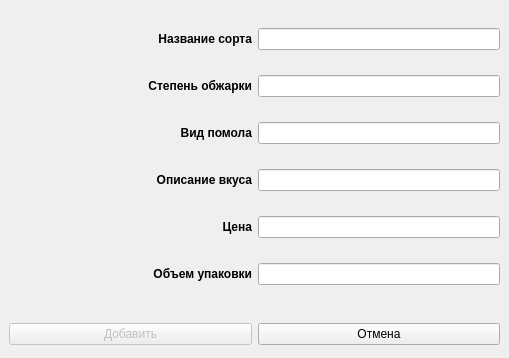
This is addEditCoffeeForm.ui in Goog124/coffee as Qt 5 draws it before an edit. The edited form follows.
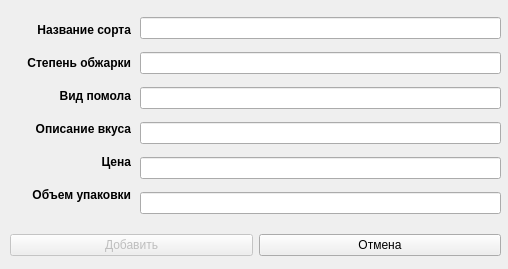
This is the edited form.

Commit message: Капучино (добавление в базу данных)

What changed in the file:
```diff
--- a/addEditCoffeeForm.ui
+++ b/addEditCoffeeForm.ui
@@ -6,25 +6,58 @@
    <rect>
     <x>0</x>
     <y>0</y>
-    <width>509</width>
-    <height>358</height>
+    <width>508</width>
+    <height>269</height>
    </rect>
   </property>
+  <property name="sizePolicy">
+   <sizepolicy hsizetype="Fixed" vsizetype="Fixed">
+    <horstretch>0</horstretch>
+    <verstretch>0</verstretch>
+   </sizepolicy>
+  </property>
   <property name="windowTitle">
    <string>Добавить кофу</string>
   </property>
-  <widget class="QWidget" name="verticalLayoutWidget">
+  <widget class="QWidget" name="horizontalLayoutWidget_7">
    <property name="geometry">
     <rect>
-     <x>9</x>
-     <y>9</y>
+     <x>10</x>
+     <y>230</y>
      <width>491</width>
-     <height>301</height>
+     <height>31</height>
     </rect>
    </property>
-   <layout class="QVBoxLayout" name="verticalLayout">
+   <layout class="QHBoxLayout" name="horizontalLayout_7">
     <item>
-     <layout class="QHBoxLayout" name="horizontalLayout" stretch="0,0">
+     <widget class="QPushButton" name="addButton">
+      <property name="enabled">
+       <bool>false</bool>
+      </property>
+      <property name="text">
+       <string>Добавить</string>
+      </property>
+     </widget>
+    </item>
+    <item>
+     <widget class="QPushButton" name="cancelButton">
+      <property name="text">
+       <string>Отмена</string>
+      </property>
+     </widget>
+    </item>
+   </layout>
+  </widget>
+  <widget class="QWidget" name="verticalLayoutWidget_2">
+   <property name="geometry">
+    <rect>
+     <x>10</x>
+     <y>10</y>
+     <width>121</width>
+     <height>211</height>
+    </rect>
+   </property>
+   <layout class="QVBoxLayout" name="verticalLayout_2">
       <property name="sizeConstraint">
        <enum>QLayout::SetDefaultConstraint</enum>
       </property>
@@ -34,7 +67,7 @@
          <bool>true</bool>
         </property>
         <property name="sizePolicy">
-         <sizepolicy hsizetype="Expanding" vsizetype="Preferred">
+       <sizepolicy hsizetype="Expanding" vsizetype="Fixed">
           <horstretch>0</horstretch>
           <verstretch>0</verstretch>
          </sizepolicy>
@@ -54,23 +87,9 @@
        </widget>
       </item>
       <item>
-       <widget class="QLineEdit" name="lineEdit_sort">
-        <property name="sizePolicy">
-         <sizepolicy hsizetype="Expanding" vsizetype="Fixed">
-          <horstretch>0</horstretch>
-          <verstretch>0</verstretch>
-         </sizepolicy>
-        </property>
-       </widget>
-      </item>
-     </layout>
-    </item>
-    <item>
-     <layout class="QHBoxLayout" name="horizontalLayout_4">
-      <item>
        <widget class="QLabel" name="label_4">
         <property name="sizePolicy">
-         <sizepolicy hsizetype="Expanding" vsizetype="Preferred">
+       <sizepolicy hsizetype="Expanding" vsizetype="Fixed">
           <horstretch>0</horstretch>
           <verstretch>0</verstretch>
          </sizepolicy>
@@ -90,23 +109,9 @@
        </widget>
       </item>
       <item>
-       <widget class="QLineEdit" name="lineEdit_degree">
-        <property name="sizePolicy">
-         <sizepolicy hsizetype="Expanding" vsizetype="Fixed">
-          <horstretch>0</horstretch>
-          <verstretch>0</verstretch>
-         </sizepolicy>
-        </property>
-       </widget>
-      </item>
-     </layout>
-    </item>
-    <item>
-     <layout class="QHBoxLayout" name="horizontalLayout_6">
-      <item>
        <widget class="QLabel" name="label_6">
         <property name="sizePolicy">
-         <sizepolicy hsizetype="Expanding" vsizetype="Preferred">
+       <sizepolicy hsizetype="Expanding" vsizetype="Fixed">
           <horstretch>0</horstretch>
           <verstretch>0</verstretch>
          </sizepolicy>
@@ -126,23 +131,9 @@
        </widget>
       </item>
       <item>
-       <widget class="QLineEdit" name="lineEdit_forma">
-        <property name="sizePolicy">
-         <sizepolicy hsizetype="Expanding" vsizetype="Fixed">
-          <horstretch>0</horstretch>
-          <verstretch>0</verstretch>
-         </sizepolicy>
-        </property>
-       </widget>
-      </item>
-     </layout>
-    </item>
-    <item>
-     <layout class="QHBoxLayout" name="horizontalLayout_5">
-      <item>
        <widget class="QLabel" name="label_5">
         <property name="sizePolicy">
-         <sizepolicy hsizetype="Expanding" vsizetype="Preferred">
+       <sizepolicy hsizetype="Expanding" vsizetype="Fixed">
           <horstretch>0</horstretch>
           <verstretch>0</verstretch>
          </sizepolicy>
@@ -162,23 +153,9 @@
        </widget>
       </item>
       <item>
-       <widget class="QLineEdit" name="lineEdit_description">
-        <property name="sizePolicy">
-         <sizepolicy hsizetype="Expanding" vsizetype="Fixed">
-          <horstretch>0</horstretch>
-          <verstretch>0</verstretch>
-         </sizepolicy>
-        </property>
-       </widget>
-      </item>
-     </layout>
-    </item>
-    <item>
-     <layout class="QHBoxLayout" name="horizontalLayout_3">
-      <item>
        <widget class="QLabel" name="label_3">
         <property name="sizePolicy">
-         <sizepolicy hsizetype="Expanding" vsizetype="Preferred">
+       <sizepolicy hsizetype="Expanding" vsizetype="Fixed">
           <horstretch>0</horstretch>
           <verstretch>0</verstretch>
          </sizepolicy>
@@ -198,23 +175,9 @@
        </widget>
       </item>
       <item>
-       <widget class="QLineEdit" name="lineEdit_price">
-        <property name="sizePolicy">
-         <sizepolicy hsizetype="Expanding" vsizetype="Fixed">
-          <horstretch>0</horstretch>
-          <verstretch>0</verstretch>
-         </sizepolicy>
-        </property>
-       </widget>
-      </item>
-     </layout>
-    </item>
-    <item>
-     <layout class="QHBoxLayout" name="horizontalLayout_2">
-      <item>
        <widget class="QLabel" name="label_2">
         <property name="sizePolicy">
-         <sizepolicy hsizetype="Expanding" vsizetype="Preferred">
+       <sizepolicy hsizetype="Expanding" vsizetype="Fixed">
           <horstretch>0</horstretch>
           <verstretch>0</verstretch>
          </sizepolicy>
@@ -233,6 +196,71 @@
         </property>
        </widget>
       </item>
+   </layout>
+  </widget>
+  <widget class="QWidget" name="verticalLayoutWidget_3">
+   <property name="geometry">
+    <rect>
+     <x>140</x>
+     <y>10</y>
+     <width>361</width>
+     <height>211</height>
+    </rect>
+   </property>
+   <layout class="QVBoxLayout" name="verticalLayout_3">
+    <property name="sizeConstraint">
+     <enum>QLayout::SetDefaultConstraint</enum>
+    </property>
+    <item>
+     <widget class="QLineEdit" name="lineEdit_sort">
+      <property name="sizePolicy">
+       <sizepolicy hsizetype="Expanding" vsizetype="Fixed">
+        <horstretch>0</horstretch>
+        <verstretch>0</verstretch>
+       </sizepolicy>
+      </property>
+     </widget>
+    </item>
+    <item>
+     <widget class="QLineEdit" name="lineEdit_degree">
+      <property name="sizePolicy">
+       <sizepolicy hsizetype="Expanding" vsizetype="Fixed">
+        <horstretch>0</horstretch>
+        <verstretch>0</verstretch>
+       </sizepolicy>
+      </property>
+     </widget>
+    </item>
+    <item>
+     <widget class="QLineEdit" name="lineEdit_forma">
+      <property name="sizePolicy">
+       <sizepolicy hsizetype="Expanding" vsizetype="Fixed">
+        <horstretch>0</horstretch>
+        <verstretch>0</verstretch>
+       </sizepolicy>
+      </property>
+     </widget>
+    </item>
+    <item>
+     <widget class="QLineEdit" name="lineEdit_description">
+      <property name="sizePolicy">
+       <sizepolicy hsizetype="Expanding" vsizetype="Fixed">
+        <horstretch>0</horstretch>
+        <verstretch>0</verstretch>
+       </sizepolicy>
+      </property>
+     </widget>
+    </item>
+    <item>
+     <widget class="QLineEdit" name="lineEdit_price">
+      <property name="sizePolicy">
+       <sizepolicy hsizetype="Expanding" vsizetype="Fixed">
+        <horstretch>0</horstretch>
+        <verstretch>0</verstretch>
+       </sizepolicy>
+      </property>
+     </widget>
+    </item>
       <item>
        <widget class="QLineEdit" name="lineEdit_size">
         <property name="sizePolicy">
@@ -240,37 +268,6 @@
           <horstretch>0</horstretch>
           <verstretch>0</verstretch>
          </sizepolicy>
-        </property>
-       </widget>
-      </item>
-     </layout>
-    </item>
-   </layout>
-  </widget>
-  <widget class="QWidget" name="horizontalLayoutWidget_7">
-   <property name="geometry">
-    <rect>
-     <x>9</x>
-     <y>319</y>
-     <width>491</width>
-     <height>31</height>
-    </rect>
-   </property>
-   <layout class="QHBoxLayout" name="horizontalLayout_7">
-    <item>
-     <widget class="QPushButton" name="addButton">
-      <property name="enabled">
-       <bool>false</bool>
-      </property>
-      <property name="text">
-       <string>Добавить</string>
-      </property>
-     </widget>
-    </item>
-    <item>
-     <widget class="QPushButton" name="cancelButton">
-      <property name="text">
-       <string>Отмена</string>
       </property>
      </widget>
     </item>
```
Lines whose indentation alone changed are shown as unchanged. The commit also changes 2 other files.
